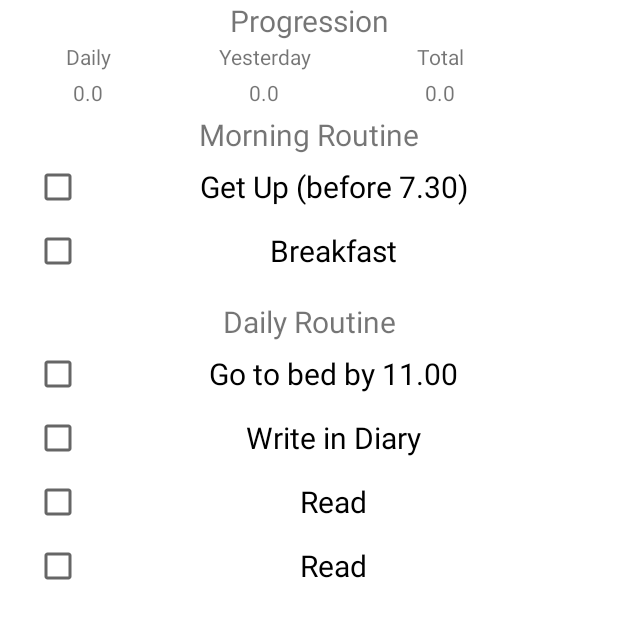
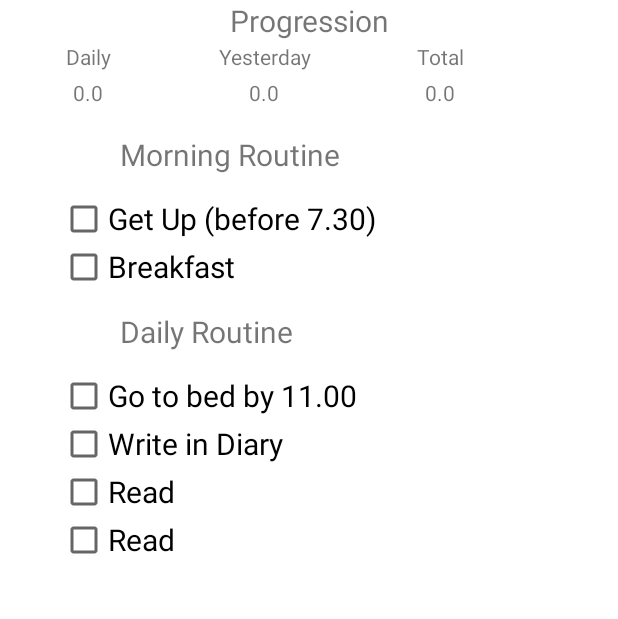
Before and after one commit to IamHere3/TaskApplication, an Android app: the Tasks screen opened directly, with no data from a screen before it, on a phone screen of 412 x 824 dp. Shown: the top 619 px of the screen. Run offline under Robolectric (Android 15) with nearby library versions, the phone set to English and light mode, and no system bars.

```diff
--- a/app/src/main/java/com/example/mementomori/SaveClass.java
+++ b/app/src/main/java/com/example/mementomori/SaveClass.java
@@ -28,6 +28,7 @@ public class SaveClass extends AppCompatActivity {
         SharedPreferences UpdateSharedPref = getSharedPreferences(Shared_Pref, MODE_PRIVATE);
         SharedPreferences.Editor editor = UpdateSharedPref.edit();
 
+        editor.remove(valueName);
         editor.putBoolean(valueName, Value);
         editor.apply();
     }
@@ -37,6 +38,7 @@ public class SaveClass extends AppCompatActivity {
         SharedPreferences UpdateSharedPref = getSharedPreferences(Shared_Pref, MODE_PRIVATE);
         SharedPreferences.Editor editor = UpdateSharedPref.edit();
 
+        editor.remove(valueName);
         editor.putInt(valueName, Value);
         editor.apply();
     }
@@ -46,6 +48,7 @@ public class SaveClass extends AppCompatActivity {
         SharedPreferences UpdateSharedPref = getSharedPreferences(Shared_Pref, MODE_PRIVATE);
         SharedPreferences.Editor editor = UpdateSharedPref.edit();
 
+        editor.remove(valueName);
         editor.putString(valueName, Value);
         editor.apply();
     }
@@ -55,6 +58,7 @@ public class SaveClass extends AppCompatActivity {
         SharedPreferences UpdateSharedPref = getSharedPreferences(Shared_Pref, MODE_PRIVATE);
         SharedPreferences.Editor editor = UpdateSharedPref.edit();
 
+        editor.remove(valueName);
         editor.putStringSet(valueName, value);
         editor.apply();
     }
--- a/app/src/main/java/com/example/mementomori/Tasks.java
+++ b/app/src/main/java/com/example/mementomori/Tasks.java
@@ -6,6 +6,7 @@ import android.content.ActivityNotFoundException;
 import android.content.Intent;
 import android.content.SharedPreferences;
 import android.os.Bundle;
+import android.util.DisplayMetrics;
 import android.view.Gravity;
 
 import android.view.Window;
@@ -43,6 +44,10 @@ public class Tasks extends SaveClass {
         Objects.requireNonNull(getSupportActionBar()).hide();
 
         setContentView(R.layout.activity_tasks);
+
+        DisplayMetrics displayMetrics = new DisplayMetrics();
+        // height adjusted for existing elements
+        int height = displayMetrics.heightPixels - 40;
 
         // Gets saved and current day
         int savedDay = LoadSharedInt("Day", 0);
@@ -92,16 +97,24 @@ public class Tasks extends SaveClass {
         //region $checkbox creation
 
         // Creates Layout parameters
-        LinearLayout.LayoutParams params = new LinearLayout.LayoutParams(LinearLayout.LayoutParams.WRAP_CONTENT, LinearLayout.LayoutParams.WRAP_CONTENT);
-        params.height = 64;
-        params.width = 550;
-        params.gravity = Gravity.CENTER;
+        // Checkboxes
+        LinearLayout.LayoutParams CheckParams = new LinearLayout.LayoutParams(LinearLayout.LayoutParams.MATCH_PARENT, LinearLayout.LayoutParams.WRAP_CONTENT);
+        CheckParams.leftMargin = 60;
+        CheckParams.rightMargin = 40;
+        CheckParams.gravity = Gravity.START;
+
+        // TextView
+        LinearLayout.LayoutParams TitleParams = new LinearLayout.LayoutParams(LinearLayout.LayoutParams.WRAP_CONTENT, LinearLayout.LayoutParams.WRAP_CONTENT);
+        TitleParams.leftMargin = 120;
+        TitleParams.bottomMargin = 20;
+        TitleParams.topMargin = 20;
+        TitleParams.gravity = Gravity.START;
 
         // Morning title
         TextView MorningTitle = new TextView(this);
         MorningTitle.setText(R.string.r_mor);
         MorningTitle.setTextSize(20);
-        MorningTitle.setGravity(Gravity.CENTER);
+        MorningTitle.setLayoutParams(TitleParams);
 
         morningCheckboxes.addView(MorningTitle);
 
@@ -121,8 +134,7 @@ public class Tasks extends SaveClass {
             checkBox.setId(Integer.parseInt(entry[3]));
 
             // Sets Location on screen
-            checkBox.setLayoutParams(params);
-            checkBox.setGravity(Gravity.CENTER);
+            checkBox.setLayoutParams(CheckParams);
 
             // Sets text
             checkBox.setText(entry[1]);
@@ -148,7 +160,7 @@ public class Tasks extends SaveClass {
         TextView DailyTitle = new TextView(this);
         DailyTitle.setText(R.string.r_dai);
         DailyTitle.setTextSize(20);
-        DailyTitle.setGravity(Gravity.CENTER);
+        DailyTitle.setLayoutParams(TitleParams);
 
         dailyCheckboxes.addView(DailyTitle);
 
@@ -168,12 +180,13 @@ public class Tasks extends SaveClass {
             checkBox.setId(Integer.parseInt(entry[3]));
 
             // Sets Location on screen
-            checkBox.setLayoutParams(params);
-            checkBox.setGravity(Gravity.CENTER);
+            checkBox.setLayoutParams(CheckParams);
 
             // Sets text
             checkBox.setText(entry[1]);
             checkBox.setTextSize(20);
+
+            //checkBox.setLayoutParams(new LinearLayout.LayoutParams(0, ViewGroup.LayoutParams.WRAP_CONTENT, 0.4f));
 
             checkBox.setOnClickListener(v -> {
                 if(((CheckBox) v).isChecked())
@@ -200,7 +213,7 @@ public class Tasks extends SaveClass {
             TextView TempTaskTitle = new TextView(this);
             TempTaskTitle.setText(R.string.TempTaskTitle);
             TempTaskTitle.setTextSize(20);
-            TempTaskTitle.setGravity(Gravity.CENTER);
+            TempTaskTitle.setLayoutParams(TitleParams);
 
             temporaryCheckboxes.addView(TempTaskTitle);
 
@@ -224,12 +237,13 @@ public class Tasks extends SaveClass {
                     checkBox.setId(Integer.parseInt(entry[3]));
 
                     // Sets Location on screen
-                    checkBox.setLayoutParams(params);
-                    checkBox.setGravity(Gravity.CENTER);
+                    checkBox.setLayoutParams(CheckParams);
 
                     // Sets text
                     checkBox.setText(entry[1]);
                     checkBox.setTextSize(20);
+
+                    //checkBox.setLayoutParams(new LinearLayout.LayoutParams(0, ViewGroup.LayoutParams.WRAP_CONTENT, 0.4f));
 
                     checkBox.setOnClickListener(v -> {
                         if(((CheckBox) v).isChecked())
@@ -270,8 +284,9 @@ public class Tasks extends SaveClass {
                     checkBox.setTextSize(20);
 
                     // location on screen
-                    checkBox.setLayoutParams(params);
-                    checkBox.setGravity(Gravity.CENTER);
+                    checkBox.setLayoutParams(CheckParams);
+
+                    //checkBox.setLayoutParams(new LinearLayout.LayoutParams(0, ViewGroup.LayoutParams.WRAP_CONTENT, 0.4f));
 
                     checkBox.setOnClickListener(v -> {
                         if(((CheckBox) v).isChecked())
@@ -336,6 +351,10 @@ public class Tasks extends SaveClass {
             editor.putInt("TotalComplete", newTotalTasksComplete);
             editor.putInt("YesterdayProgression", (int) dailyTasksPD);
             editor.apply();
+
+
+            // edits scroll view layout
+
         }
 
         // endregion
--- a/app/src/main/res/layout/activity_tasks.xml
+++ b/app/src/main/res/layout/activity_tasks.xml
@@ -99,6 +99,16 @@
             </TableRow>
         </TableLayout>
     </androidx.constraintlayout.widget.ConstraintLayout>
+    <ScrollView
+        android:id="@+id/morningRoutineScroll"
+        android:layout_width="match_parent"
+        android:layout_height="match_parent"
+        android:fillViewport="true">
+
+        <LinearLayout
+            android:layout_width="match_parent"
+            android:layout_height="wrap_content"
+            android:orientation="vertical">
 
             <LinearLayout
                 android:id="@+id/morningRoutine"
@@ -113,7 +123,6 @@
                 android:id="@+id/dailyRoutine"
                 android:layout_width="match_parent"
                 android:layout_height="wrap_content"
-            android:layout_marginTop="12dp"
                 android:orientation="vertical"
                 app:layout_constraintStart_toStartOf="parent">
                 <!-- dynamically made backend -->
@@ -123,9 +132,10 @@
                 android:id="@+id/temporaryRoutine"
                 android:layout_width="match_parent"
                 android:layout_height="wrap_content"
-            android:layout_marginTop="12dp"
                 android:orientation="vertical"
                 app:layout_constraintStart_toStartOf="parent">
                 <!-- dynamically made backend -->
             </LinearLayout>
         </LinearLayout>
+    </ScrollView>
+</LinearLayout>
--- a/app/src/main/res/values/strings.xml
+++ b/app/src/main/res/values/strings.xml
@@ -64,7 +64,7 @@
 
     <!-- option holder  -->
     <string name="themeName">Edit theme</string>
-    <string name="deleteHobby">Delete selected hobby</string>
+    <string name="deleteHobby">Delete hobby</string>
     <string name="newHobby">Add a new hobby</string>
     <string name="Author">Author</string>
 
@@ -107,8 +107,4 @@
     <string name="conformation">Conformation removal of all year goals</string>
     <string name="yes">Yes</string>
     <string name="no">No</string>
-
-    <!-- placeholder -->
-    <string name="first_fragment_label">why am I here, only to suffer</string>
-    <string name="second_fragment_label">life is pain and misery with the warm embrace of death at the end</string>
 </resources>
```
Also changed, not shown: app/src/main/java/com/example/mementomori/NewTask.java (+12 -17 lines), app/src/main/java/com/example/mementomori/TaskDays.java (+34 -6 lines), app/src/main/java/com/example/mementomori/YearGoals.java (+59 -31 lines), app/src/main/java/com/example/mementomori/general_settings.java (+41 -2 lines), app/src/main/res/layout/fragment_new_task.xml (+10 -1 lines), app/src/main/res/layout/fragment_task_days.xml (+4 -11 lines), app/src/main/res/navigation/nav_graph.xml (+1 -24 lines). Lines whose indentation alone changed are shown as unchanged.
